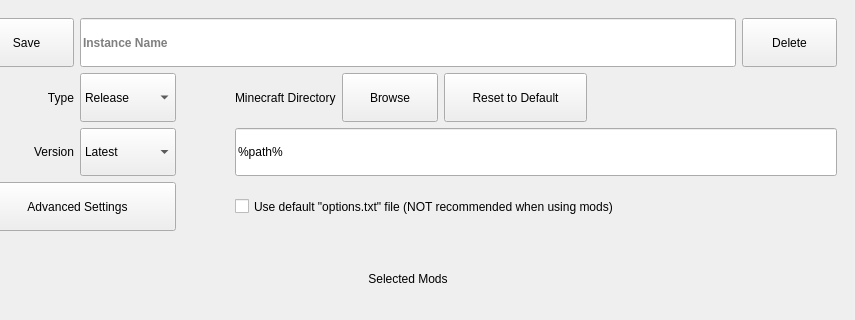
This is interface/ui_files/interface.ui in shueppin/PackedMC as Qt 5 draws it before an edit; both pictures show x 245 to 1100 and y 0 to 320 of the 1100 by 700 pixel window. The edited form follows.
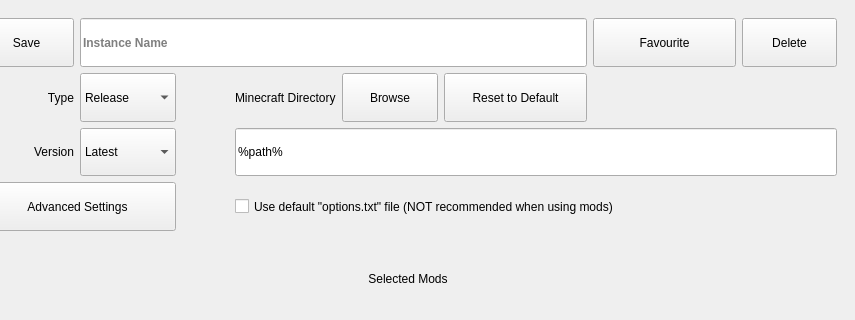
This is the edited form.

Commit message: Critical bugfix caused by migration to pathlib.Path Add favourite system for instances

The edit to the form file:
```diff
--- a/interface/ui_files/interface.ui
+++ b/interface/ui_files/interface.ui
@@ -166,36 +166,6 @@
       </widget>
       <widget class="QWidget" name="INSTANCE_EDIT_PAGE">
        <layout class="QGridLayout" name="gridLayout" rowstretch="1,1,1,1,1,8" columnstretch="2,2,1,2,2,3,3,2" rowminimumheight="0,0,0,0,0,0">
-        <item row="0" column="1" colspan="6">
-         <widget class="QLineEdit" name="INSTANCE_NAME">
-          <property name="sizePolicy">
-           <sizepolicy hsizetype="Preferred" vsizetype="Preferred">
-            <horstretch>0</horstretch>
-            <verstretch>0</verstretch>
-           </sizepolicy>
-          </property>
-          <property name="font">
-           <font>
-            <bold>true</bold>
-           </font>
-          </property>
-          <property name="focusPolicy">
-           <enum>Qt::StrongFocus</enum>
-          </property>
-          <property name="alignment">
-           <set>Qt::AlignLeading|Qt::AlignLeft|Qt::AlignVCenter</set>
-          </property>
-          <property name="placeholderText">
-           <string>Instance Name</string>
-          </property>
-          <property name="clearButtonEnabled">
-           <bool>false</bool>
-          </property>
-          <property name="class" stdset="0">
-           <string>bigger_text colored_text</string>
-          </property>
-         </widget>
-        </item>
         <item row="1" column="2">
          <spacer name="horizontalSpacer_2">
           <property name="orientation">
@@ -482,6 +452,52 @@
           </property>
          </widget>
         </item>
+        <item row="0" column="1" colspan="5">
+         <widget class="QLineEdit" name="INSTANCE_NAME">
+          <property name="sizePolicy">
+           <sizepolicy hsizetype="Preferred" vsizetype="Preferred">
+            <horstretch>0</horstretch>
+            <verstretch>0</verstretch>
+           </sizepolicy>
+          </property>
+          <property name="font">
+           <font>
+            <bold>true</bold>
+           </font>
+          </property>
+          <property name="focusPolicy">
+           <enum>Qt::StrongFocus</enum>
+          </property>
+          <property name="alignment">
+           <set>Qt::AlignLeading|Qt::AlignLeft|Qt::AlignVCenter</set>
+          </property>
+          <property name="placeholderText">
+           <string>Instance Name</string>
+          </property>
+          <property name="clearButtonEnabled">
+           <bool>false</bool>
+          </property>
+          <property name="class" stdset="0">
+           <string>bigger_text colored_text</string>
+          </property>
+         </widget>
+        </item>
+        <item row="0" column="6">
+         <widget class="QPushButton" name="INSTANCE_FAVOURITE_BUTTON">
+          <property name="sizePolicy">
+           <sizepolicy hsizetype="Preferred" vsizetype="Preferred">
+            <horstretch>0</horstretch>
+            <verstretch>0</verstretch>
+           </sizepolicy>
+          </property>
+          <property name="text">
+           <string>Favourite</string>
+          </property>
+          <property name="checkable">
+           <bool>true</bool>
+          </property>
+         </widget>
+        </item>
        </layout>
       </widget>
       <widget class="QWidget" name="MODS_PAGE_PLACEHOLDER">
```
Left out of the diff: 8 changed lines with no effect on the pictures. The commit also changes 9 other files.
